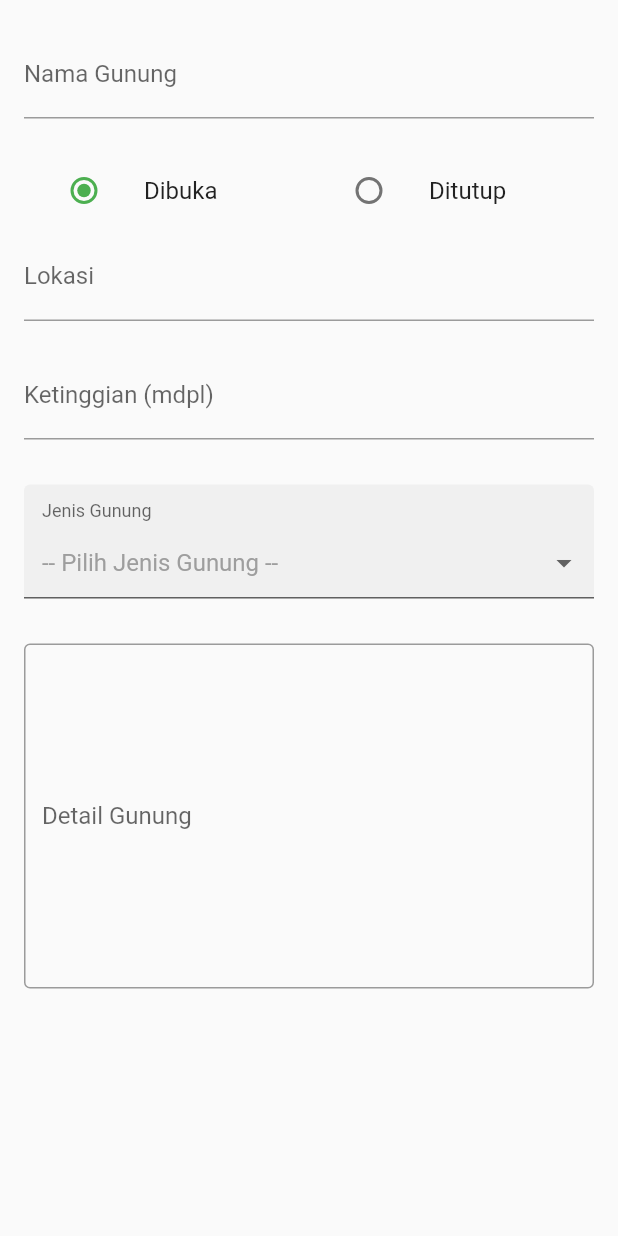
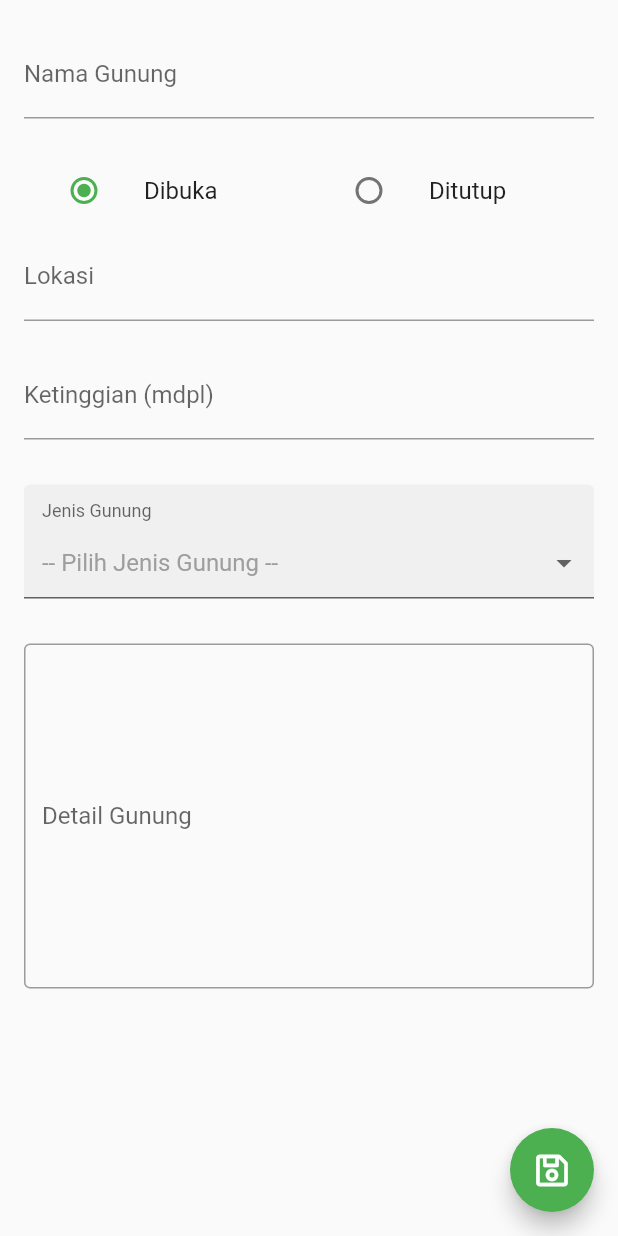
Before and after one commit to fauzannoorazhar/flutter-gunungku.com, a Flutter app: the TabSuntingGunung screen opened directly with empty values, on a phone screen of 412 x 824 dp. Run offline on Flutter 3.47's test engine with Material 2 defaults, Android fonts, the phone set to English and light mode, and no system bars; drawn by our look-alikes of dropdown_formfield; our stand-ins replace font_awesome_flutter, shared_preferences; accounts and stored records are empty; network calls fail.

Commit message:
update floatingButton

```diff
--- a/lib/page/TabSuntingGunung.dart
+++ b/lib/page/TabSuntingGunung.dart
@@ -1,6 +1,7 @@
 import 'package:dropdown_formfield/dropdown_formfield.dart';
 import 'package:flutter/material.dart';
 import 'package:flutter_gunungku_com/models/Gunung.dart';
+import 'package:font_awesome_flutter/font_awesome_flutter.dart';
 
 class TabSuntingGunung extends StatefulWidget {
     Gunung gunung;
@@ -24,7 +25,15 @@ class _TabSuntingGunung extends State<TabSuntingGunung> {
     @override
     Widget build(BuildContext context) {
     // TODO: implement build
-        return SingleChildScrollView(
+        return Scaffold(
+            floatingActionButton:  FloatingActionButton(
+                onPressed: null,
+                child: FaIcon(
+                    FontAwesomeIcons.save,
+                    color: Colors.white,
+                )
+            ),
+            body: SingleChildScrollView(
                 padding: EdgeInsets.symmetric(horizontal: 16.0),
                 child: Container(
                     margin: EdgeInsets.only(bottom: 20),
@@ -152,6 +161,7 @@ class _TabSuntingGunung extends State<TabSuntingGunung> {
                         ],
                     ),
                 )
+            )
         );
     }
 }
```
Also changed, not shown: lib/page/TabDataGunung.dart (+11 -1 lines). Lines whose indentation alone changed are shown as unchanged.
